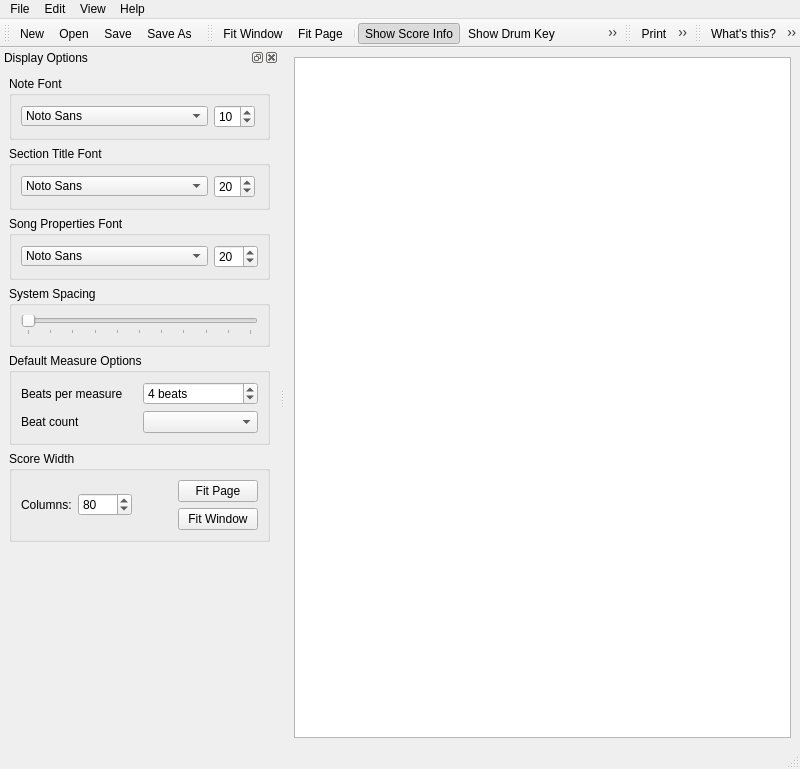
This is src/GUI/drumburp.ui in Whatang/DrumBurp as Qt 5 draws it before an edit. The edited form follows.
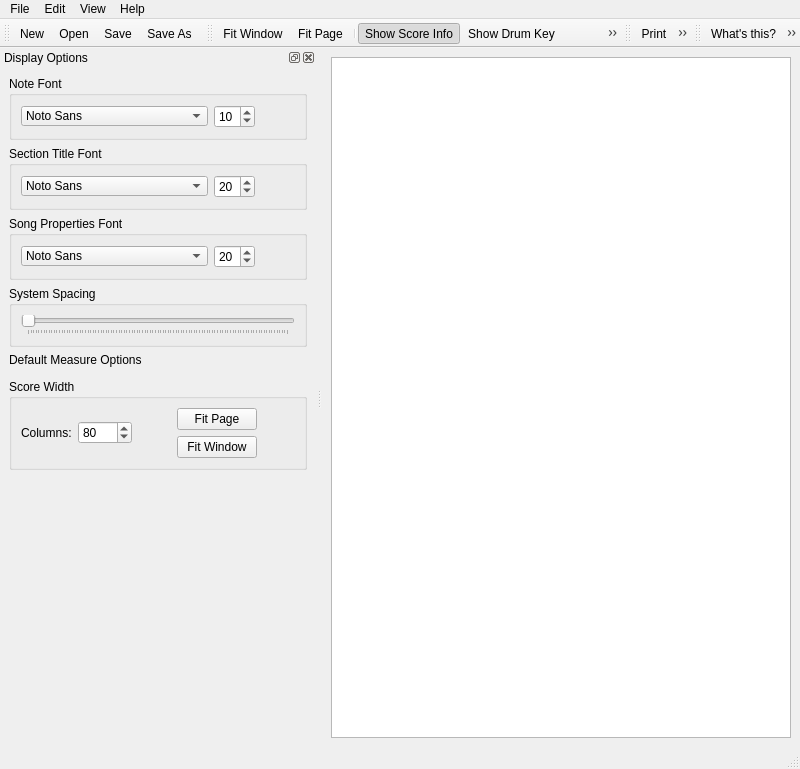
This is the edited form. Icons and pictures are not drawn. Custom widgets are drawn as their Qt base class.

Commit message: Much nicer handling of MeasureCounts.

```diff
--- a/src/GUI/drumburp.ui
+++ b/src/GUI/drumburp.ui
@@ -252,7 +252,7 @@
   </widget>
   <widget class="QDockWidget" name="diplayOptionsDock">
    <property name="sizePolicy">
-    <sizepolicy hsizetype="MinimumExpanding" vsizetype="Preferred">
+    <sizepolicy hsizetype="Preferred" vsizetype="Preferred">
      <horstretch>0</horstretch>
      <verstretch>0</verstretch>
     </sizepolicy>
@@ -504,11 +504,42 @@
           </property>
          </widget>
         </item>
+        <item>
+         <spacer name="horizontalSpacer">
+          <property name="orientation">
+           <enum>Qt::Horizontal</enum>
+          </property>
+          <property name="sizeHint" stdset="0">
+           <size>
+            <width>40</width>
+            <height>20</height>
+           </size>
+          </property>
+         </spacer>
+        </item>
        </layout>
       </widget>
      </item>
      <item>
       <widget class="QGroupBox" name="groupBox_3">
+       <property name="minimumSize">
+        <size>
+         <width>100</width>
+         <height>0</height>
+        </size>
+       </property>
+       <property name="maximumSize">
+        <size>
+         <width>300</width>
+         <height>16777215</height>
+        </size>
+       </property>
+       <property name="baseSize">
+        <size>
+         <width>100</width>
+         <height>0</height>
+        </size>
+       </property>
        <property name="title">
         <string>System Spacing</string>
        </property>
@@ -545,58 +576,26 @@
       </widget>
      </item>
      <item>
-      <widget class="QGroupBox" name="groupBox">
-       <property name="title">
+      <widget class="QLabel" name="label">
+       <property name="text">
         <string>Default Measure Options</string>
        </property>
-       <layout class="QGridLayout" name="gridLayout_4">
-        <item row="0" column="0">
-         <widget class="QLabel" name="label_4">
-          <property name="text">
-           <string>Beats per measure</string>
-          </property>
-          <property name="alignment">
-           <set>Qt::AlignLeading|Qt::AlignLeft|Qt::AlignVCenter</set>
-          </property>
-         </widget>
-        </item>
-        <item row="0" column="1">
-         <widget class="QSpinBox" name="beatsSpinBox">
-          <property name="toolTip">
-           <string>Default Measure Width</string>
-          </property>
-          <property name="statusTip">
-           <string>The number of ticks in default measures added to the Score</string>
-          </property>
-          <property name="suffix">
-           <string> beats</string>
-          </property>
-          <property name="minimum">
-           <number>1</number>
-          </property>
-          <property name="maximum">
-           <number>256</number>
-          </property>
-          <property name="value">
-           <number>4</number>
-          </property>
-         </widget>
-        </item>
-        <item row="1" column="0">
-         <widget class="QLabel" name="label_5">
-          <property name="text">
-           <string>Beat count</string>
-          </property>
-         </widget>
-        </item>
-        <item row="1" column="1">
-         <widget class="QComboBox" name="beatCountComboBox">
-          <property name="maxCount">
-           <number>20</number>
-          </property>
-         </widget>
-        </item>
-       </layout>
+      </widget>
+     </item>
+     <item>
+      <widget class="measureTabs" name="defaultMeasureTabs">
+       <property name="sizePolicy">
+        <sizepolicy hsizetype="Preferred" vsizetype="Minimum">
+         <horstretch>0</horstretch>
+         <verstretch>0</verstretch>
+        </sizepolicy>
+       </property>
+       <property name="baseSize">
+        <size>
+         <width>200</width>
+         <height>0</height>
+        </size>
+       </property>
       </widget>
      </item>
      <item>
@@ -617,6 +616,12 @@
         </item>
         <item>
          <widget class="QSpinBox" name="widthSpinBox">
+          <property name="sizePolicy">
+           <sizepolicy hsizetype="Preferred" vsizetype="Fixed">
+            <horstretch>0</horstretch>
+            <verstretch>0</verstretch>
+           </sizepolicy>
+          </property>
           <property name="toolTip">
            <string>Score width</string>
           </property>
@@ -641,7 +646,7 @@
           </property>
           <property name="sizeHint" stdset="0">
            <size>
-            <width>40</width>
+            <width>10</width>
             <height>20</height>
            </size>
           </property>
@@ -651,6 +656,12 @@
          <layout class="QVBoxLayout" name="verticalLayout_3">
           <item>
            <widget class="QPushButton" name="fitPageButton">
+            <property name="sizePolicy">
+             <sizepolicy hsizetype="Preferred" vsizetype="Fixed">
+              <horstretch>0</horstretch>
+              <verstretch>0</verstretch>
+             </sizepolicy>
+            </property>
             <property name="toolTip">
              <string>Fit Score to Page</string>
             </property>
@@ -698,7 +709,7 @@
           </property>
           <property name="sizeHint" stdset="0">
            <size>
-            <width>0</width>
+            <width>10</width>
             <height>20</height>
            </size>
           </property>
@@ -1066,6 +1077,12 @@
   </action>
  </widget>
  <customwidgets>
+  <customwidget>
+   <class>measureTabs</class>
+   <extends>QWidget</extends>
+   <header>Widgets.measureTabs_plugin</header>
+   <container>1</container>
+  </customwidget>
   <customwidget>
    <class>ScoreView</class>
    <extends>QGraphicsView</extends>
```
Left out of the diff: 42 changed lines with no effect on the pictures. The commit also changes 35 other files.
